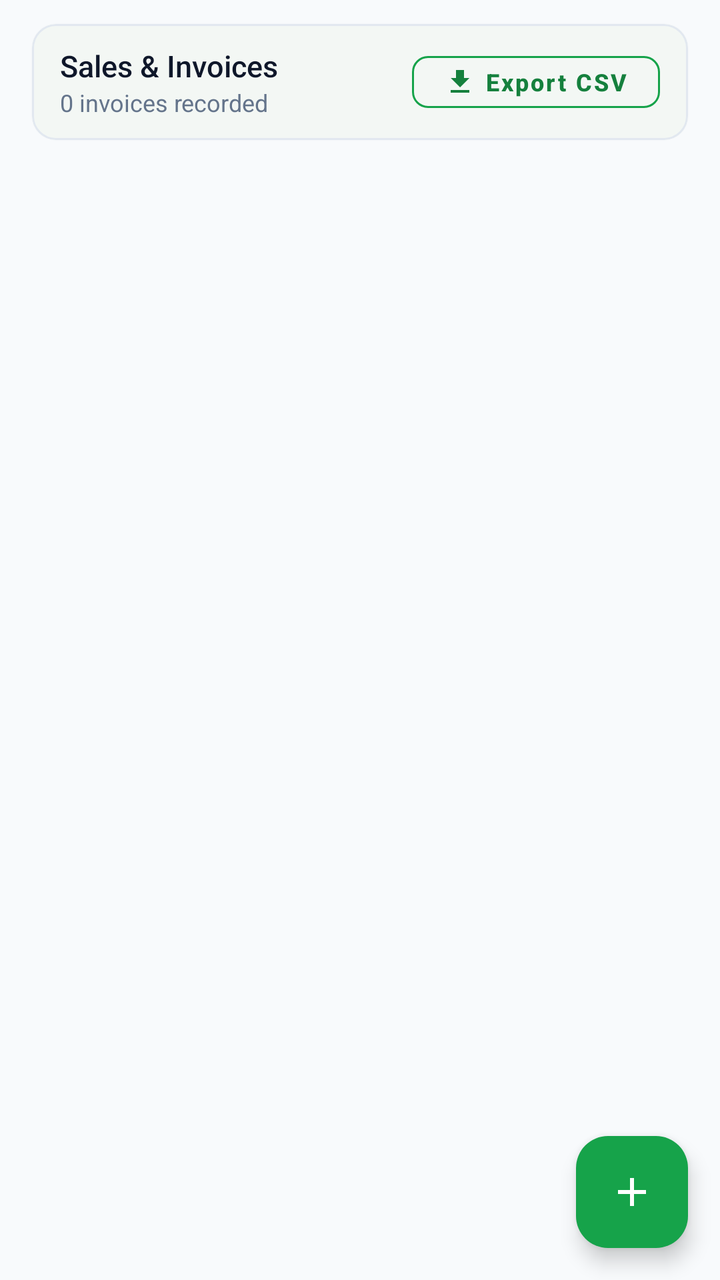
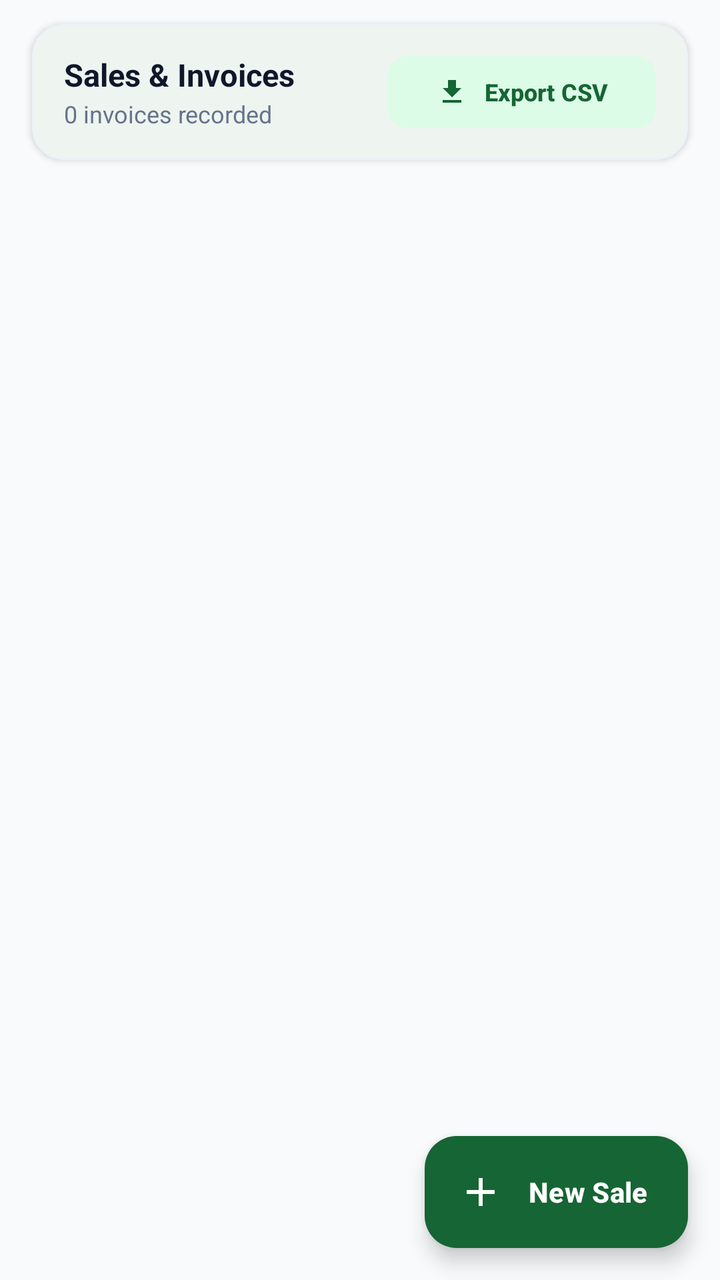

Screens rendered from an Android XML layout before and after an edit, with the pre-edit source and the edit as a unified diff.
<!-- AndroidManifest.xml: application theme Theme.MobileShopkeeper -->
<!-- res/layout/fragment_sales_list.xml -->
<?xml version="1.0" encoding="utf-8"?>
<androidx.coordinatorlayout.widget.CoordinatorLayout
    xmlns:android="http://schemas.android.com/apk/res/android"
    xmlns:app="http://schemas.android.com/apk/res-auto"
    xmlns:tools="http://schemas.android.com/tools"
    android:layout_width="match_parent"
    android:layout_height="match_parent"
    android:background="@color/gray_50">

    <LinearLayout
        android:layout_width="match_parent"
        android:layout_height="match_parent"
        android:orientation="vertical">

        
        <com.google.android.material.card.MaterialCardView
            android:layout_width="match_parent"
            android:layout_height="wrap_content"
            android:layout_marginHorizontal="16dp"
            android:layout_marginTop="12dp"
            android:layout_marginBottom="8dp"
            app:cardCornerRadius="12dp"
            app:cardElevation="1dp"
            app:strokeWidth="1dp"
            app:strokeColor="@color/gray_200">

            <LinearLayout
                android:layout_width="match_parent"
                android:layout_height="wrap_content"
                android:orientation="horizontal"
                android:paddingHorizontal="14dp"
                android:paddingVertical="10dp"
                android:gravity="center_vertical">

                <LinearLayout
                    android:layout_width="0dp"
                    android:layout_height="wrap_content"
                    android:layout_weight="1"
                    android:orientation="vertical">

                    <TextView
                        android:layout_width="wrap_content"
                        android:layout_height="wrap_content"
                        android:text="Sales &amp; Invoices"
                        android:textColor="@color/gray_900"
                        android:textSize="15sp"
                        android:fontFamily="sans-serif-medium"/>

                    <TextView
                        android:id="@+id/tvSalesCount"
                        android:layout_width="wrap_content"
                        android:layout_height="wrap_content"
                        android:text="0 invoices recorded"
                        android:textColor="@color/gray_500"
                        android:textSize="12sp"/>
                </LinearLayout>

                <com.google.android.material.button.MaterialButton
                    android:id="@+id/btnExportSales"
                    style="@style/Widget.MaterialComponents.Button.OutlinedButton"
                    android:layout_width="wrap_content"
                    android:layout_height="38dp"
                    android:text="Export CSV"
                    android:textSize="12sp"
                    android:textColor="@color/green_700"
                    app:icon="@drawable/ic_export"
                    app:iconTint="@color/green_700"
                    app:iconSize="16dp"
                    app:strokeColor="@color/green_600"
                    app:cornerRadius="8dp"/>
            </LinearLayout>
        </com.google.android.material.card.MaterialCardView>

        <androidx.recyclerview.widget.RecyclerView
            android:id="@+id/rvSales"
            android:layout_width="match_parent"
            android:layout_height="match_parent"
            android:paddingHorizontal="16dp"
            android:paddingBottom="80dp"
            android:clipToPadding="false"
            tools:listitem="@layout/item_sale"/>
    </LinearLayout>

    <com.google.android.material.floatingactionbutton.FloatingActionButton
        app:backgroundTint="@color/green_700"
        android:id="@+id/fabNewSale"
        android:layout_width="wrap_content"
        android:layout_height="wrap_content"
        android:layout_gravity="bottom|end"
        android:layout_margin="16dp"
        app:srcCompat="@drawable/ic_add"
        app:tint="@color/white"
        android:backgroundTint="@color/green_600"
        android:contentDescription="New Sale"/>

</androidx.coordinatorlayout.widget.CoordinatorLayout>
<!-- res/layout/item_sale.xml (included above) -->
<?xml version="1.0" encoding="utf-8"?>
<com.google.android.material.card.MaterialCardView
    xmlns:android="http://schemas.android.com/apk/res/android"
    xmlns:app="http://schemas.android.com/apk/res-auto"
    android:layout_width="match_parent"
    android:layout_height="wrap_content"
    android:layout_marginBottom="8dp"
    app:cardCornerRadius="12dp" app:cardElevation="1dp">

    <LinearLayout android:layout_width="match_parent" android:layout_height="wrap_content"
        android:orientation="horizontal" android:gravity="center_vertical" android:padding="14dp">

        <LinearLayout android:layout_width="0dp" android:layout_height="wrap_content"
            android:layout_weight="1" android:orientation="vertical">
            <TextView android:id="@+id/tvInvoice" android:layout_width="wrap_content"
                android:layout_height="wrap_content" android:textStyle="bold" android:textSize="14sp"
                android:textColor="@color/green_800"/>
            <TextView android:id="@+id/tvCustomer" android:layout_width="wrap_content"
                android:layout_height="wrap_content" android:textSize="14sp"/>
            <TextView android:id="@+id/tvSoldBy" android:layout_width="wrap_content"
                android:layout_height="wrap_content" android:textSize="12sp"
                android:textColor="@color/green_700" android:textStyle="bold"/>
            <TextView android:id="@+id/tvDate" android:layout_width="wrap_content"
                android:layout_height="wrap_content" android:textSize="12sp"
                android:textColor="@color/text_secondary"/>
        </LinearLayout>

        <TextView android:id="@+id/tvPayment" android:layout_width="wrap_content"
            android:layout_height="wrap_content" android:textSize="11sp" android:textStyle="bold"
            android:background="@drawable/bg_badge_blue" android:textColor="#0369A1"
            android:paddingHorizontal="10dp" android:paddingVertical="5dp"
            android:layout_marginEnd="12dp"/>

        <TextView android:id="@+id/tvTotal" android:layout_width="wrap_content"
            android:layout_height="wrap_content" android:textStyle="bold"
            android:textSize="15sp" android:textColor="@color/primary"/>
    </LinearLayout>
</com.google.android.material.card.MaterialCardView>
<!-- resources referenced by this layout -->
<resources>
  <color name="gray_200">#E2E8F0</color>
  <color name="gray_50">#F8FAFC</color>
  <color name="gray_500">#64748B</color>
  <color name="gray_900">#0F172A</color>
  <color name="green_600">#16A34A</color>
  <color name="green_700">#15803D</color>
  <color name="green_800">#166534</color>
  <color name="primary">#166534</color>
  <color name="text_secondary">#5F7166</color>
  <color name="white">#FFFFFF</color>
  <!-- drawable bg_badge_blue (drawable) -->
  <?xml version="1.0" encoding="utf-8"?>
  <shape xmlns:android="http://schemas.android.com/apk/res/android" android:shape="rectangle">
      <solid android:color="#E0F2FE"/><corners android:radius="12dp"/>
  </shape>
  <!-- drawable ic_add (drawable) -->
  <vector xmlns:android="http://schemas.android.com/apk/res/android" android:width="24dp" android:height="24dp" android:viewportWidth="24" android:viewportHeight="24"><path android:fillColor="#FFFFFF" android:pathData="M19,13h-6v6h-2v-6L5,13v-2h6L11,5h2v6h6v2z"/></vector>
  <!-- drawable ic_export (drawable) -->
  <vector xmlns:android="http://schemas.android.com/apk/res/android"
      android:width="24dp"
      android:height="24dp"
      android:viewportWidth="24"
      android:viewportHeight="24">
    <path
        android:fillColor="#FF000000"
        android:pathData="M19,9h-4V3H9v6H5l7,7 7,-7zM5,18v2h14v-2H5z"/>
  </vector>
  <color name="green_100">#DCFCE7</color>
  <color name="green_900">#14532D</color>
  <color name="surface">#FFFFFF</color>
  <color name="text_primary">#1A2E22</color>
  <color name="background_light">#F6FAF7</color>
  <color name="error">#DC2626</color>
  <style name="Shape.MobileShop.Medium" parent="ShapeAppearance.Material3.MediumComponent">
          <item name="cornerSize">14dp</item>
      </style>
  <style name="Widget.MobileShop.Button" parent="Widget.Material3.Button">
          <item name="cornerRadius">14dp</item>
          <item name="android:textAllCaps">false</item>
          <item name="android:paddingTop">14dp</item>
          <item name="android:paddingBottom">14dp</item>
          <item name="android:textStyle">bold</item>
      </style>
  <style name="Widget.MobileShop.TextInput" parent="Widget.Material3.TextInputLayout.OutlinedBox">
          <item name="boxCornerRadiusTopStart">14dp</item>
          <item name="boxCornerRadiusTopEnd">14dp</item>
          <item name="boxCornerRadiusBottomStart">14dp</item>
          <item name="boxCornerRadiusBottomEnd">14dp</item>
          <item name="boxStrokeColor">@color/selector_input_stroke</item>
      </style>
  <style name="WindowAnimations">
          <item name="android:activityOpenEnterAnimation">@android:anim/fade_in</item>
          <item name="android:activityOpenExitAnimation">@android:anim/fade_out</item>
          <item name="android:activityCloseEnterAnimation">@android:anim/fade_in</item>
          <item name="android:activityCloseExitAnimation">@android:anim/fade_out</item>
      </style>
  <!-- unchanged entries left out for length: 1 -->
</resources>

<!-- the commit's change to res/layout/fragment_sales_list.xml (unified diff, before → after) -->
@@ -5,7 +5,7 @@
     xmlns:tools="http://schemas.android.com/tools"
     android:layout_width="match_parent"
     android:layout_height="match_parent"
-    android:background="@color/gray_50">
+    android:background="#F8FAFC">
 
     <LinearLayout
         android:layout_width="match_parent"
@@ -19,17 +19,18 @@
             android:layout_marginHorizontal="16dp"
             android:layout_marginTop="12dp"
             android:layout_marginBottom="8dp"
-            app:cardCornerRadius="12dp"
-            app:cardElevation="1dp"
+            app:cardCornerRadius="16dp"
+            app:cardElevation="2dp"
             app:strokeWidth="1dp"
-            app:strokeColor="@color/gray_200">
+            app:strokeColor="#EDF2F7"
+            app:cardBackgroundColor="@color/white">
 
             <LinearLayout
                 android:layout_width="match_parent"
                 android:layout_height="wrap_content"
                 android:orientation="horizontal"
-                android:paddingHorizontal="14dp"
-                android:paddingVertical="10dp"
+                android:paddingHorizontal="16dp"
+                android:paddingVertical="12dp"
                 android:gravity="center_vertical">
 
                 <LinearLayout
@@ -42,55 +43,101 @@
                         android:layout_width="wrap_content"
                         android:layout_height="wrap_content"
                         android:text="Sales &amp; Invoices"
-                        android:textColor="@color/gray_900"
-                        android:textSize="15sp"
-                        android:fontFamily="sans-serif-medium"/>
+                        android:textColor="#0F172A"
+                        android:textSize="15.5sp"
+                        android:textStyle="bold"/>
 
                     <TextView
                         android:id="@+id/tvSalesCount"
                         android:layout_width="wrap_content"
                         android:layout_height="wrap_content"
                         android:text="0 invoices recorded"
-                        android:textColor="@color/gray_500"
-                        android:textSize="12sp"/>
+                        android:textColor="#64748B"
+                        android:textSize="12sp"
+                        android:layout_marginTop="1dp"/>
                 </LinearLayout>
 
                 <com.google.android.material.button.MaterialButton
                     android:id="@+id/btnExportSales"
-                    style="@style/Widget.MaterialComponents.Button.OutlinedButton"
-                    android:layout_width="wrap_content"
-                    android:layout_height="38dp"
+                    style="@style/Widget.Material3.Button.TonalButton"
+                    android:layout_width="wrap_content"
+                    android:layout_height="44dp"
                     android:text="Export CSV"
                     android:textSize="12sp"
-                    android:textColor="@color/green_700"
+                    android:textColor="@color/green_800"
                     app:icon="@drawable/ic_export"
-                    app:iconTint="@color/green_700"
+                    app:iconTint="@color/green_800"
                     app:iconSize="16dp"
-                    app:strokeColor="@color/green_600"
-                    app:cornerRadius="8dp"/>
+                    app:cornerRadius="10dp"/>
             </LinearLayout>
         </com.google.android.material.card.MaterialCardView>
 
-        <androidx.recyclerview.widget.RecyclerView
-            android:id="@+id/rvSales"
+        
+        <FrameLayout
             android:layout_width="match_parent"
-            android:layout_height="match_parent"
-            android:paddingHorizontal="16dp"
-            android:paddingBottom="80dp"
-            android:clipToPadding="false"
-            tools:listitem="@layout/item_sale"/>
+            android:layout_height="0dp"
+            android:layout_weight="1">
+
+            <androidx.recyclerview.widget.RecyclerView
+                android:id="@+id/rvSales"
+                android:layout_width="match_parent"
+                android:layout_height="match_parent"
+                android:paddingHorizontal="16dp"
+                android:paddingTop="4dp"
+                android:paddingBottom="84dp"
+                android:clipToPadding="false"
+                tools:listitem="@layout/item_sale"/>
+
+            <LinearLayout
+                android:id="@+id/layoutEmptySales"
+                android:layout_width="wrap_content"
+                android:layout_height="wrap_content"
+                android:layout_gravity="center"
+                android:orientation="vertical"
+                android:gravity="center"
+                android:padding="24dp"
+                android:visibility="gone">
+
+                <ImageView
+                    android:layout_width="80dp"
+                    android:layout_height="80dp"
+                    android:src="@drawable/ic_sales"
+                    android:alpha="0.3"
+                    app:tint="@color/green_800"/>
+
+                <TextView
+                    android:layout_width="wrap_content"
+                    android:layout_height="wrap_content"
+                    android:text="No sales invoices found"
+                    android:textSize="17sp"
+                    android:textStyle="bold"
+                    android:textColor="#334155"
+                    android:layout_marginTop="16dp"/>
+
+                <TextView
+                    android:layout_width="wrap_content"
+                    android:layout_height="wrap_content"
+                    android:text="Tap + New Sale to bill a customer."
+                    android:textSize="13sp"
+                    android:textColor="#64748B"
+                    android:layout_marginTop="4dp"/>
+            </LinearLayout>
+        </FrameLayout>
     </LinearLayout>
 
-    <com.google.android.material.floatingactionbutton.FloatingActionButton
-        app:backgroundTint="@color/green_700"
+    <com.google.android.material.floatingactionbutton.ExtendedFloatingActionButton
         android:id="@+id/fabNewSale"
         android:layout_width="wrap_content"
         android:layout_height="wrap_content"
         android:layout_gravity="bottom|end"
         android:layout_margin="16dp"
-        app:srcCompat="@drawable/ic_add"
-        app:tint="@color/white"
-        android:backgroundTint="@color/green_600"
+        android:text="New Sale"
+        android:textColor="@color/white"
+        android:textStyle="bold"
+        app:icon="@drawable/ic_add"
+        app:iconTint="@color/white"
+        app:backgroundTint="@color/green_800"
+        app:elevation="4dp"
         android:contentDescription="New Sale"/>
 
 </androidx.coordinatorlayout.widget.CoordinatorLayout>
@@ -101,35 +148,117 @@
     xmlns:app="http://schemas.android.com/apk/res-auto"
     android:layout_width="match_parent"
     android:layout_height="wrap_content"
-    android:layout_marginBottom="8dp"
-    app:cardCornerRadius="12dp" app:cardElevation="1dp">
-
-    <LinearLayout android:layout_width="match_parent" android:layout_height="wrap_content"
-        android:orientation="horizontal" android:gravity="center_vertical" android:padding="14dp">
-
-        <LinearLayout android:layout_width="0dp" android:layout_height="wrap_content"
-            android:layout_weight="1" android:orientation="vertical">
-            <TextView android:id="@+id/tvInvoice" android:layout_width="wrap_content"
-                android:layout_height="wrap_content" android:textStyle="bold" android:textSize="14sp"
-                android:textColor="@color/green_800"/>
-            <TextView android:id="@+id/tvCustomer" android:layout_width="wrap_content"
-                android:layout_height="wrap_content" android:textSize="14sp"/>
-            <TextView android:id="@+id/tvSoldBy" android:layout_width="wrap_content"
-                android:layout_height="wrap_content" android:textSize="12sp"
-                android:textColor="@color/green_700" android:textStyle="bold"/>
-            <TextView android:id="@+id/tvDate" android:layout_width="wrap_content"
-                android:layout_height="wrap_content" android:textSize="12sp"
-                android:textColor="@color/text_secondary"/>
+    android:layout_marginBottom="10dp"
+    app:cardCornerRadius="16dp"
+    app:cardElevation="2dp"
+    app:strokeWidth="1dp"
+    app:strokeColor="#EDF2F7"
+    app:cardBackgroundColor="@color/white">
+
+    <LinearLayout
+        android:layout_width="match_parent"
+        android:layout_height="wrap_content"
+        android:orientation="horizontal"
+        android:gravity="center_vertical"
+        android:padding="16dp">
+
+        
+        <FrameLayout
+            android:layout_width="44dp"
+            android:layout_height="44dp"
+            android:background="@drawable/bg_pill_white_10"
+            android:backgroundTint="#ECFDF5"
+            android:layout_marginEnd="12dp">
+
+            <ImageView
+                android:layout_width="22dp"
+                android:layout_height="22dp"
+                android:layout_gravity="center"
+                android:src="@drawable/ic_sales"
+                app:tint="@color/green_700"/>
+        </FrameLayout>
+
+        
+        <LinearLayout
+            android:layout_width="0dp"
+            android:layout_height="wrap_content"
+            android:layout_weight="1"
+            android:orientation="vertical">
+
+            <LinearLayout
+                android:layout_width="wrap_content"
+                android:layout_height="wrap_content"
+                android:orientation="horizontal"
+                android:gravity="center_vertical">
+
+                <TextView
+                    android:id="@+id/tvInvoice"
+                    android:layout_width="wrap_content"
+                    android:layout_height="wrap_content"
+                    android:text="#INV-1001"
+                    android:textStyle="bold"
+                    android:textSize="13sp"
+                    android:textColor="@color/green_800"/>
+
+                <TextView
+                    android:id="@+id/tvDate"
+                    android:layout_width="wrap_content"
+                    android:layout_height="wrap_content"
+                    android:text=" • Today, 3:45 PM"
+                    android:textSize="12sp"
+                    android:textColor="#64748B"/>
+            </LinearLayout>
+
+            <TextView
+                android:id="@+id/tvCustomer"
+                android:layout_width="wrap_content"
+                android:layout_height="wrap_content"
+                android:text="Walk-in Customer"
+                android:textSize="15sp"
+                android:textStyle="bold"
+                android:textColor="#0F172A"
+                android:layout_marginTop="2dp"
+                android:maxLines="1"
+                android:ellipsize="end"/>
+
+            <TextView
+                android:id="@+id/tvSoldBy"
+                android:layout_width="wrap_content"
+                android:layout_height="wrap_content"
+                android:text="Sold by: Owner"
+                android:textSize="12sp"
+                android:textColor="#64748B"
+                android:layout_marginTop="1dp"/>
         </LinearLayout>
 
-        <TextView android:id="@+id/tvPayment" android:layout_width="wrap_content"
-            android:layout_height="wrap_content" android:textSize="11sp" android:textStyle="bold"
-            android:background="@drawable/bg_badge_blue" android:textColor="#0369A1"
-            android:paddingHorizontal="10dp" android:paddingVertical="5dp"
-            android:layout_marginEnd="12dp"/>
-
-        <TextView android:id="@+id/tvTotal" android:layout_width="wrap_content"
-            android:layout_height="wrap_content" android:textStyle="bold"
-            android:textSize="15sp" android:textColor="@color/primary"/>
+        
+        <LinearLayout
+            android:layout_width="wrap_content"
+            android:layout_height="wrap_content"
+            android:orientation="vertical"
+            android:gravity="end">
+
+            <TextView
+                android:id="@+id/tvTotal"
+                android:layout_width="wrap_content"
+                android:layout_height="wrap_content"
+                android:text="₹12,500"
+                android:textStyle="bold"
+                android:textSize="16sp"
+                android:textColor="@color/green_700"/>
+
+            <TextView
+                android:id="@+id/tvPayment"
+                android:layout_width="wrap_content"
+                android:layout_height="wrap_content"
+                android:text="CASH • PAID"
+                android:textSize="10.5sp"
+                android:textStyle="bold"
+                android:background="@drawable/bg_badge_green"
+                android:textColor="@color/green_800"
+                android:paddingHorizontal="8dp"
+                android:paddingVertical="3dp"
+                android:layout_marginTop="4dp"/>
+        </LinearLayout>
     </LinearLayout>
 </com.google.android.material.card.MaterialCardView>
<!-- resource entries referenced after the edit -->
@@ -1,19 +1,19 @@
 <!-- resources referenced by this layout -->
 <resources>
-  <color name="gray_200">#E2E8F0</color>
-  <color name="gray_50">#F8FAFC</color>
-  <color name="gray_500">#64748B</color>
-  <color name="gray_900">#0F172A</color>
   <color name="green_600">#16A34A</color>
   <color name="green_700">#15803D</color>
   <color name="green_800">#166534</color>
-  <color name="primary">#166534</color>
-  <color name="text_secondary">#5F7166</color>
   <color name="white">#FFFFFF</color>
-  <!-- drawable bg_badge_blue (drawable) -->
+  <!-- drawable bg_badge_green (drawable) -->
   <?xml version="1.0" encoding="utf-8"?>
   <shape xmlns:android="http://schemas.android.com/apk/res/android" android:shape="rectangle">
-      <solid android:color="#E0F2FE"/><corners android:radius="12dp"/>
+      <solid android:color="#DCFCE7"/><corners android:radius="12dp"/>
+  </shape>
+  <!-- drawable bg_pill_white_10 (drawable) -->
+  <?xml version="1.0" encoding="utf-8"?>
+  <shape xmlns:android="http://schemas.android.com/apk/res/android" android:shape="rectangle">
+      <solid android:color="#1AFFFFFF"/>
+      <corners android:radius="24dp"/>
   </shape>
   <!-- drawable ic_add (drawable) -->
   <vector xmlns:android="http://schemas.android.com/apk/res/android" android:width="24dp" android:height="24dp" android:viewportWidth="24" android:viewportHeight="24"><path android:fillColor="#FFFFFF" android:pathData="M19,13h-6v6h-2v-6L5,13v-2h6L11,5h2v6h6v2z"/></vector>
@@ -27,6 +27,8 @@
         android:fillColor="#FF000000"
         android:pathData="M19,9h-4V3H9v6H5l7,7 7,-7zM5,18v2h14v-2H5z"/>
   </vector>
+  <!-- drawable ic_sales (drawable) -->
+  <vector xmlns:android="http://schemas.android.com/apk/res/android" android:width="24dp" android:height="24dp" android:viewportWidth="24" android:viewportHeight="24"><path android:fillColor="#FFFFFF" android:pathData="M18,17L6,17v-2h12v2zM18,13L6,13v-2h12v2zM18,9L6,9L6,7h12v2zM3,22l1.5,-1.5L6,22l1.5,-1.5L9,22l1.5,-1.5L12,22l1.5,-1.5L15,22l1.5,-1.5L18,22l1.5,-1.5L21,22L21,2l-1.5,1.5L18,2l-1.5,1.5L15,2l-1.5,1.5L12,2l-1.5,1.5L9,2 7.5,3.5 6,2 4.5,3.5 3,2v20z"/></vector>
   <color name="green_100">#DCFCE7</color>
   <color name="green_900">#14532D</color>
   <color name="surface">#FFFFFF</color>
